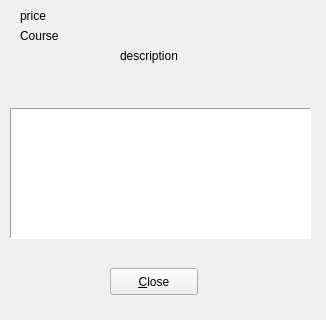
Qt form D4_TeamJava/cuTPS_gui/TextbookDetailsWindow.ui (AnkushVarshneya/CUTPS) before a commit; both pictures show x 0 to 326 and y 152 to 472 of the 326 by 472 pixel window.
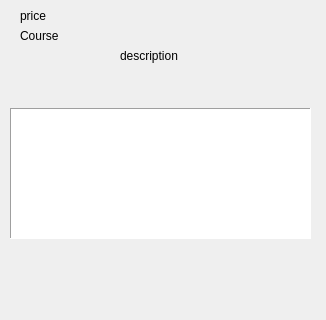
The same form after that commit.

```diff
--- a/D4_TeamJava/cuTPS_gui/TextbookDetailsWindow.ui
+++ b/D4_TeamJava/cuTPS_gui/TextbookDetailsWindow.ui
@@ -10,22 +10,21 @@
     <height>472</height>
    </rect>
   </property>
+  <property name="sizePolicy">
+   <sizepolicy hsizetype="Minimum" vsizetype="MinimumExpanding">
+    <horstretch>0</horstretch>
+    <verstretch>0</verstretch>
+   </sizepolicy>
+  </property>
+  <property name="minimumSize">
+   <size>
+    <width>326</width>
+    <height>472</height>
+   </size>
+  </property>
   <property name="windowTitle">
    <string>Form</string>
   </property>
-  <widget class="QPushButton" name="closeOption">
-   <property name="geometry">
-    <rect>
-     <x>110</x>
-     <y>420</y>
-     <width>88</width>
-     <height>27</height>
-    </rect>
-   </property>
-   <property name="text">
-    <string>&amp;Close</string>
-   </property>
-  </widget>
   <widget class="QTreeView" name="chaptersAndSectionsTreeView">
    <property name="geometry">
     <rect>
```
